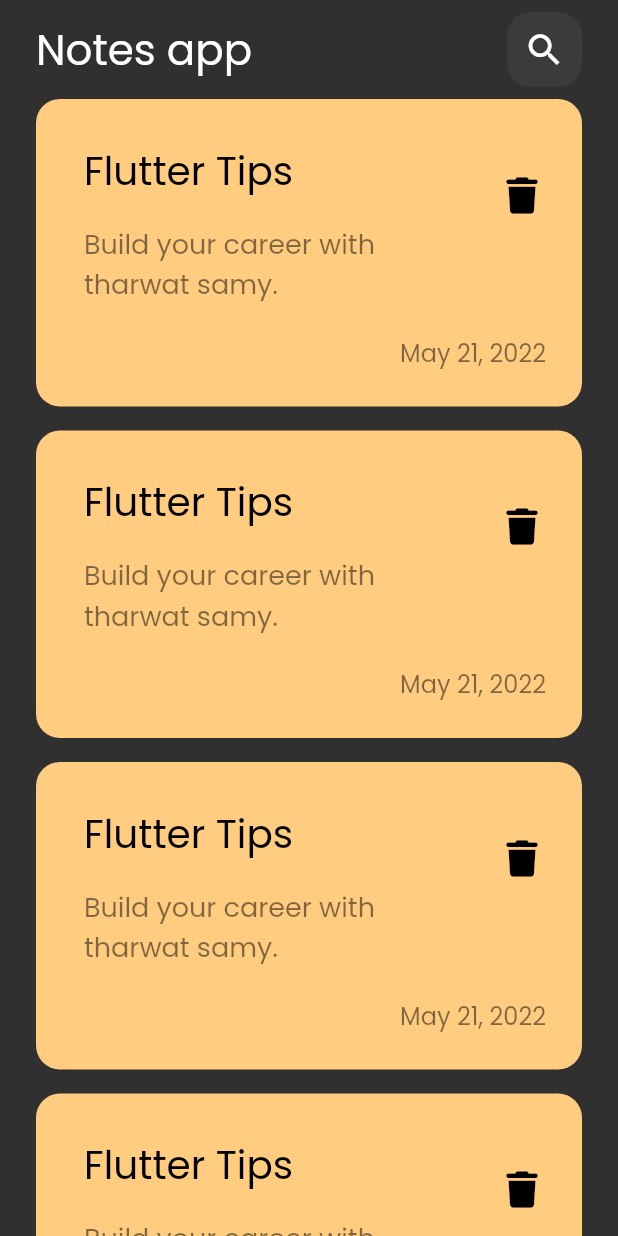
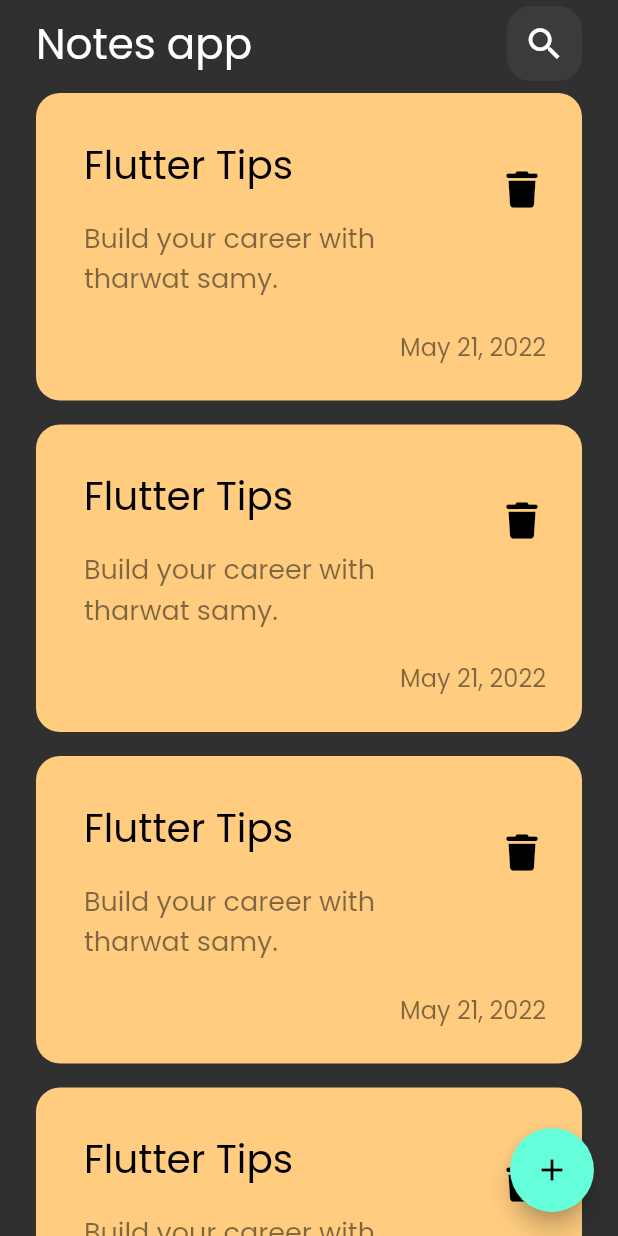
Before and after one commit to MohammedGhazaly/notes_app, a Flutter app: the screen it shows after launch, on a phone screen of 412 x 824 dp. Run offline on Flutter 3.47's test engine with Material 2 defaults, Android fonts, the phone set to English and light mode, and no system bars; our stand-ins replace font_awesome_flutter.

Commit message:
added floating action button

```diff
--- a/lib/views/notes_view.dart
+++ b/lib/views/notes_view.dart
@@ -8,8 +8,12 @@ class NotesView extends StatelessWidget {
 
   @override
   Widget build(BuildContext context) {
-    return const Scaffold(
+    return Scaffold(
       body: NotesViewBody(),
+      floatingActionButton: FloatingActionButton(
+        onPressed: () {},
+        child: Icon(Icons.add),
+      ),
     );
   }
 }
--- a/lib/views/widgets/note_item_list_view_widget.dart
+++ b/lib/views/widgets/note_item_list_view_widget.dart
@@ -3,7 +3,7 @@ import 'package:notes_app/views/widgets/note_item_widget.dart';
 
 class NotesListView extends StatelessWidget {
   const NotesListView({super.key});
-
+  // final data = const [];
   @override
   Widget build(BuildContext context) {
     return ListView.builder(itemBuilder: (context, index) {
--- a/lib/views/widgets/notes_view_body.dart
+++ b/lib/views/widgets/notes_view_body.dart
@@ -15,7 +15,7 @@ class NotesViewBody extends StatelessWidget {
         child: Column(
           children: const [
             SizedBox(
-              height: 8,
+              height: 4,
             ),
             CustomAppBar(),
             Expanded(child: NotesListView())
```
